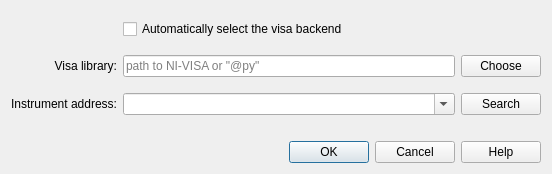
Before: the Qt Designer form keithleygui/connection_dialog.ui in OE-FET/keithleygui, drawn with Qt 5.
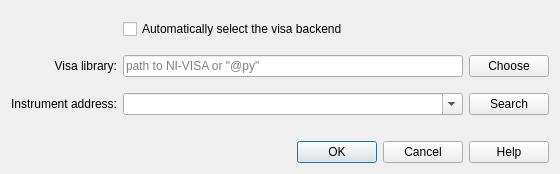
After: the same form once the commit is applied.

Commit message: corrected spelling mistake

Diff of the .ui file:
```diff
--- a/keithleygui/connection_dialog.ui
+++ b/keithleygui/connection_dialog.ui
@@ -6,7 +6,7 @@
    <rect>
     <x>0</x>
     <y>0</y>
-    <width>552</width>
+    <width>560</width>
     <height>174</height>
    </rect>
   </property>
```
The commit also changes 1 other file.
